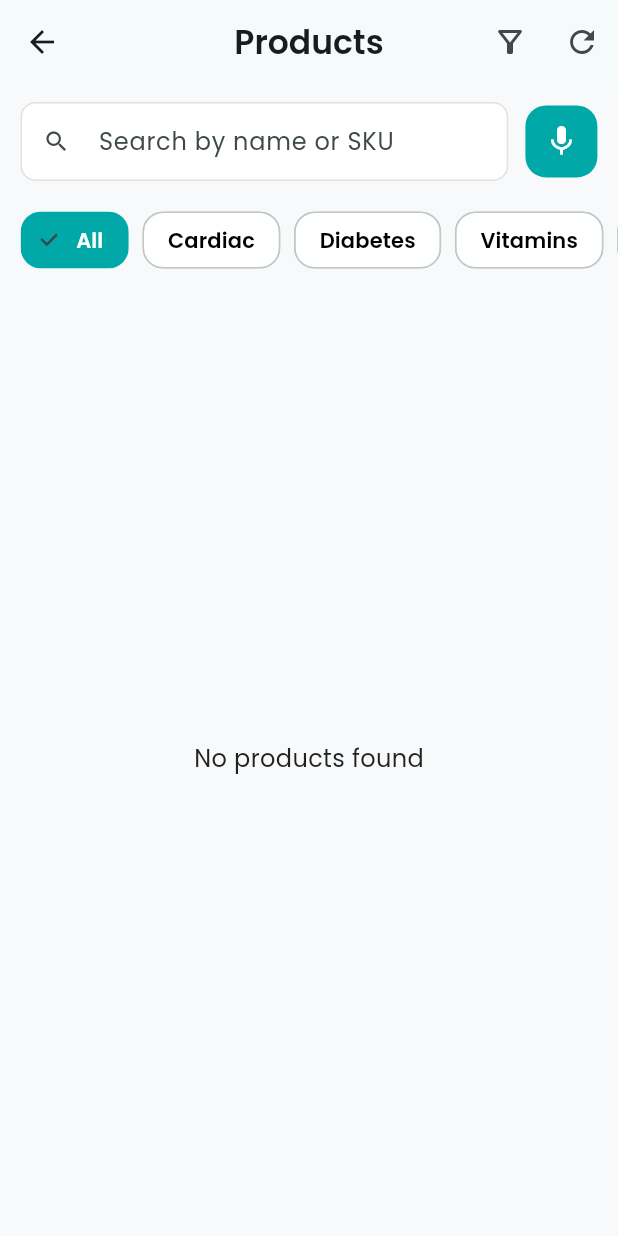
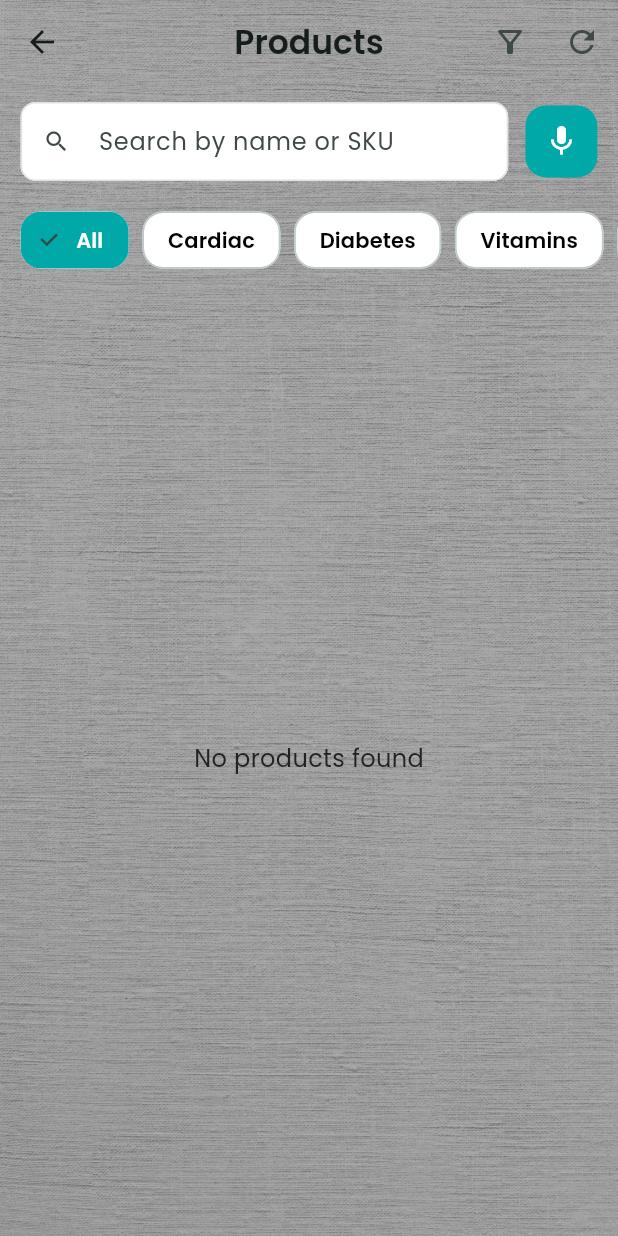
Before and after one commit to osamajaved07/DawaNama-Mobile-Application, a Flutter app: the ProductsScreen screen opened directly, on a phone screen of 412 x 824 dp. Run offline on Flutter 3.47's test engine with Material 3 defaults, Android fonts, the phone set to English and light mode, and no system bars; our stand-ins replace flutter_riverpod, flutter_screenutil, flutter_secure_storage, flutter_spinkit, google_fonts, hooks_riverpod and 1 more; accounts and stored records are empty.

Commit message:
Updated on 15-Nov-2025

```diff
--- a/lib/features/products/screens/products_screen.dart
+++ b/lib/features/products/screens/products_screen.dart
@@ -185,8 +185,8 @@ class _ProductsScreenState extends ConsumerState<ProductsScreen> {
           borderRadius: BorderRadius.circular(12.r),
           gradient: LinearGradient(
             colors: [
-              AppColors.primary.withOpacity(0.95),
-              AppColors.primary.withOpacity(0.6),
+              const Color.fromARGB(235, 4, 192, 192).withOpacity(0.95),
+              const Color.fromARGB(255, 144, 191, 191).withOpacity(0.6),
             ],
             begin: Alignment.topLeft,
             end: Alignment.bottomRight,
@@ -273,7 +273,7 @@ class _ProductsScreenState extends ConsumerState<ProductsScreen> {
                           ),
                       ],
                     ),
-                    SizedBox(height: 8.h),
+                    SizedBox(height: 4.h),
                     Row(
                       children: [
                         IconButton(
@@ -292,23 +292,37 @@ class _ProductsScreenState extends ConsumerState<ProductsScreen> {
                               color: Colors.white,
                             ),
                           ),
+                        // if (p.targetSpecialty != null &&
+                        //     p.targetSpecialty!.isNotEmpty)
+                        //   Expanded(
+                        //     child: Padding(
+                        //       padding: EdgeInsets.only(left: 8.w),
+                        //       child: Text(
+                        //         p.targetSpecialty!.join(', '),
+                        //         maxLines: 1,
+                        //         overflow: TextOverflow.ellipsis,
+                        //         style: GoogleFonts.poppins(
+                        //           color: Colors.white70,
+                        //           fontSize: 11.sp,
+                        //         ),
+                        //       ),
+                        //     ),
+                        //   ),
+                      ],
+                    ),
                     if (p.targetSpecialty != null &&
                         p.targetSpecialty!.isNotEmpty)
-                          Expanded(
-                            child: Padding(
+                      Padding(
                         padding: EdgeInsets.only(left: 8.w),
                         child: Text(
                           p.targetSpecialty!.join(', '),
-                                maxLines: 1,
+                          maxLines: 3,
                           overflow: TextOverflow.ellipsis,
                           style: GoogleFonts.poppins(
                             color: Colors.white70,
                             fontSize: 11.sp,
                           ),
                         ),
-                            ),
-                          ),
-                      ],
                       ),
                   ],
                 ),
@@ -326,6 +340,7 @@ class _ProductsScreenState extends ConsumerState<ProductsScreen> {
 
     return Scaffold(
       appBar: AppBar(
+        backgroundColor: Colors.transparent,
         title: Text(
           'Products',
           style: GoogleFonts.poppins(fontWeight: FontWeight.w600),
@@ -346,7 +361,23 @@ class _ProductsScreenState extends ConsumerState<ProductsScreen> {
           ),
         ],
       ),
-      body: SafeArea(
+      extendBodyBehindAppBar: true,
+      body: Container(
+        decoration: BoxDecoration(
+          image: DecorationImage(
+            image: AssetImage(
+              'assets/images/bg6.jpg',
+            ), // or NetworkImage('url')
+            fit: BoxFit.cover,
+            colorFilter: ColorFilter.mode(
+              Colors.black.withOpacity(
+                0.3,
+              ), // Optional: add overlay for better readability
+              BlendMode.darken,
+            ),
+          ),
+        ),
+        child: SafeArea(
           child: Column(
             children: [
               // Search + voice
@@ -465,6 +496,7 @@ class _ProductsScreenState extends ConsumerState<ProductsScreen> {
             ],
           ),
         ),
+      ),
     );
   }
 }
--- a/lib/utils/theme/app_colors.dart
+++ b/lib/utils/theme/app_colors.dart
@@ -3,6 +3,8 @@ import 'package:flutter/material.dart';
 class AppColors {
   // Core Brand Colors
   static const Color primary = Color(0xFF00A8A8);
+  static const Color primaryLight = Color.fromARGB(255, 91, 255, 255);
+
   static const Color primaryDark = Color(0xFF007C7C);
   static const Color accentBlue = Color(0xFF007BFF);
 
```
Lines whose indentation alone changed are shown as unchanged.
